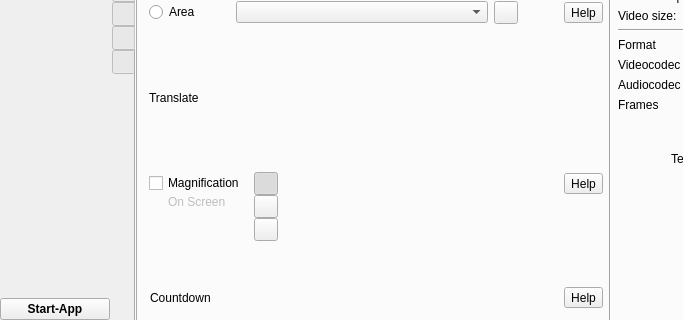
Old version of the form src/formMainWindow.ui in the repository vkohaupt/vokoscreenNG; both pictures show x 0 to 683 and y 94 to 414 of the 791 by 500 pixel window.
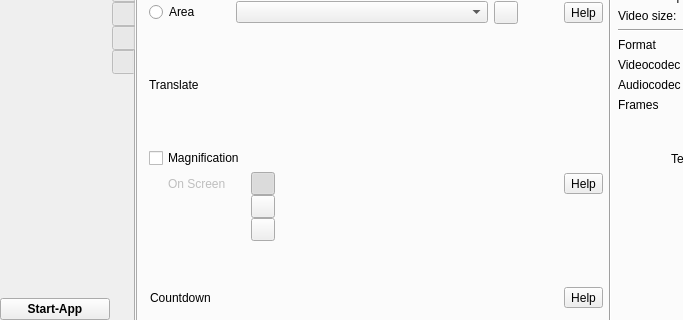
New version of the form. The open tabs and pages were chosen to show the change. Icons and pictures are not drawn.

Commit message: Magnifier: Can now magnify 2x to 4x

```diff
--- a/src/formMainWindow.ui
+++ b/src/formMainWindow.ui
@@ -594,20 +594,7 @@
                 <property name="verticalSpacing">
                  <number>0</number>
                 </property>
-                <item row="0" column="2">
-                 <spacer name="horizontalSpacer_45">
-                  <property name="orientation">
-                   <enum>Qt::Horizontal</enum>
-                  </property>
-                  <property name="sizeHint" stdset="0">
-                   <size>
-                    <width>40</width>
-                    <height>20</height>
-                   </size>
-                  </property>
-                 </spacer>
-                </item>
-                <item row="1" column="0" alignment="Qt::AlignHCenter|Qt::AlignTop">
+                <item row="2" column="0" alignment="Qt::AlignHCenter">
                  <widget class="QLabel" name="label_magnifier_on_screen">
                   <property name="enabled">
                    <bool>false</bool>
@@ -617,37 +604,44 @@
                   </property>
                  </widget>
                 </item>
-                <item row="0" column="3">
-                 <widget class="QToolButton" name="help_screencast_magnifier">
-                  <property name="toolTip">
-                   <string>Help</string>
+                <item row="2" column="3">
+                 <spacer name="horizontalSpacer_45">
+                  <property name="orientation">
+                   <enum>Qt::Horizontal</enum>
                   </property>
-                  <property name="text">
-                   <string notr="true">Help</string>
+                  <property name="sizeHint" stdset="0">
+                   <size>
+                    <width>40</width>
+                    <height>20</height>
+                   </size>
                   </property>
-                 </widget>
+                 </spacer>
                 </item>
-                <item row="0" column="1">
+                <item row="1" column="2" colspan="2">
+                 <layout class="QHBoxLayout" name="horizontalLayoutMagnicationSize">
+                  <property name="leftMargin">
+                   <number>3</number>
+                  </property>
+                  <item>
+                   <spacer name="horizontalSpacer_42">
+                    <property name="orientation">
+                     <enum>Qt::Horizontal</enum>
+                    </property>
+                    <property name="sizeHint" stdset="0">
+                     <size>
+                      <width>40</width>
+                      <height>20</height>
+                     </size>
+                    </property>
+                   </spacer>
+                  </item>
+                 </layout>
+                </item>
+                <item row="2" column="2">
                  <layout class="QHBoxLayout" name="horizontalLayout_rectangle">
                   <property name="leftMargin">
                    <number>3</number>
                   </property>
-                  <item>
-                   <widget class="QToolButton" name="toolButton_magnifier_rectangle">
-                    <property name="text">
-                     <string notr="true"/>
-                    </property>
-                    <property name="checkable">
-                     <bool>true</bool>
-                    </property>
-                    <property name="checked">
-                     <bool>true</bool>
-                    </property>
-                    <attribute name="buttonGroup">
-                     <string notr="true">buttonGroup_2</string>
-                    </attribute>
-                   </widget>
-                  </item>
                   <item>
                    <spacer name="horizontalSpacer_49">
                     <property name="orientation">
@@ -663,7 +657,7 @@
                   </item>
                  </layout>
                 </item>
-                <item row="0" column="0">
+                <item row="1" column="0">
                  <widget class="QCheckBox" name="checkBoxMagnifier">
                   <property name="toolTip">
                    <string notr="true">CTRL+SHIFT+F9</string>
@@ -673,24 +667,11 @@
                   </property>
                  </widget>
                 </item>
-                <item row="1" column="1">
+                <item row="3" column="2">
                  <layout class="QHBoxLayout" name="horizontalLayout_elipse">
                   <property name="leftMargin">
                    <number>3</number>
                   </property>
-                  <item>
-                   <widget class="QToolButton" name="toolButton_magnifier_elipse">
-                    <property name="text">
-                     <string notr="true"/>
-                    </property>
-                    <property name="checkable">
-                     <bool>true</bool>
-                    </property>
-                    <attribute name="buttonGroup">
-                     <string notr="true">buttonGroup_2</string>
-                    </attribute>
-                   </widget>
-                  </item>
                   <item>
                    <spacer name="horizontalSpacer_47">
                     <property name="orientation">
@@ -706,24 +687,11 @@
                   </item>
                  </layout>
                 </item>
-                <item row="2" column="1">
+                <item row="4" column="2">
                  <layout class="QHBoxLayout" name="horizontalLayout_circle">
                   <property name="leftMargin">
                    <number>3</number>
                   </property>
-                  <item>
-                   <widget class="QToolButton" name="toolButton_magnifier_circle">
-                    <property name="text">
-                     <string notr="true"/>
-                    </property>
-                    <property name="checkable">
-                     <bool>true</bool>
-                    </property>
-                    <attribute name="buttonGroup">
-                     <string notr="true">buttonGroup_2</string>
-                    </attribute>
-                   </widget>
-                  </item>
                   <item>
                    <spacer name="horizontalSpacer_48">
                     <property name="orientation">
@@ -739,6 +707,83 @@
                   </item>
                  </layout>
                 </item>
+                <item row="2" column="4">
+                 <widget class="QToolButton" name="help_screencast_magnifier">
+                  <property name="toolTip">
+                   <string>Help</string>
+                  </property>
+                  <property name="text">
+                   <string notr="true">Help</string>
+                  </property>
+                 </widget>
+                </item>
+                <item row="4" column="1">
+                 <widget class="QToolButton" name="toolButton_magnifier_circle">
+                  <property name="text">
+                   <string notr="true"/>
+                  </property>
+                  <property name="checkable">
+                   <bool>true</bool>
+                  </property>
+                  <attribute name="buttonGroup">
+                   <string notr="true">buttonGroup_2</string>
+                  </attribute>
+                 </widget>
+                </item>
+                <item row="3" column="1">
+                 <widget class="QToolButton" name="toolButton_magnifier_elipse">
+                  <property name="text">
+                   <string notr="true"/>
+                  </property>
+                  <property name="checkable">
+                   <bool>true</bool>
+                  </property>
+                  <attribute name="buttonGroup">
+                   <string notr="true">buttonGroup_2</string>
+                  </attribute>
+                 </widget>
+                </item>
+                <item row="2" column="1">
+                 <widget class="QToolButton" name="toolButton_magnifier_rectangle">
+                  <property name="text">
+                   <string notr="true"/>
+                  </property>
+                  <property name="checkable">
+                   <bool>true</bool>
+                  </property>
+                  <property name="checked">
+                   <bool>true</bool>
+                  </property>
+                  <attribute name="buttonGroup">
+                   <string notr="true">buttonGroup_2</string>
+                  </attribute>
+                 </widget>
+                </item>
+                <item row="1" column="1">
+                 <widget class="QLabel" name="label_62">
+                  <property name="minimumSize">
+                   <size>
+                    <width>27</width>
+                    <height>27</height>
+                   </size>
+                  </property>
+                  <property name="maximumSize">
+                   <size>
+                    <width>27</width>
+                    <height>27</height>
+                   </size>
+                  </property>
+                  <property name="text">
+                   <string/>
+                  </property>
+                  <property name="pixmap">
+                   <pixmap resource="screencast.qrc">:/pictures/systray/magnification.png</pixmap>
+                  </property>
+                  <property name="scaledContents">
+                   <bool>true</bool>
+                  </property>
+                 </widget>
+                </item>
                </layout>
               </item>
               <item>
```
Left out of the diff: 4 changed lines with no effect on the pictures. The commit also changes 4 other files.
